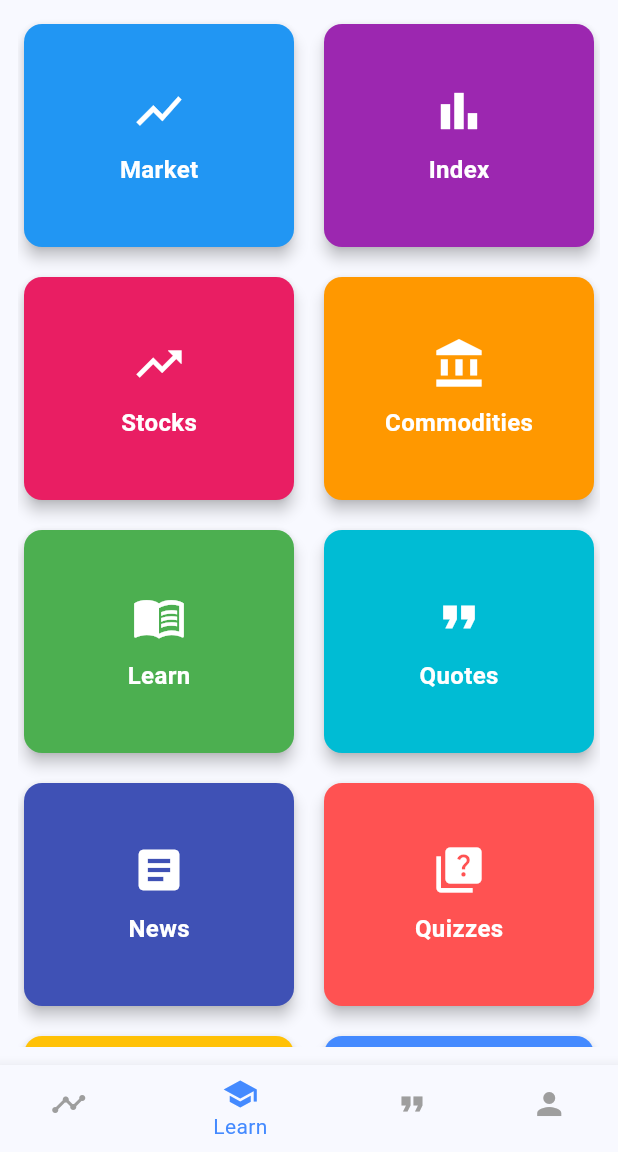
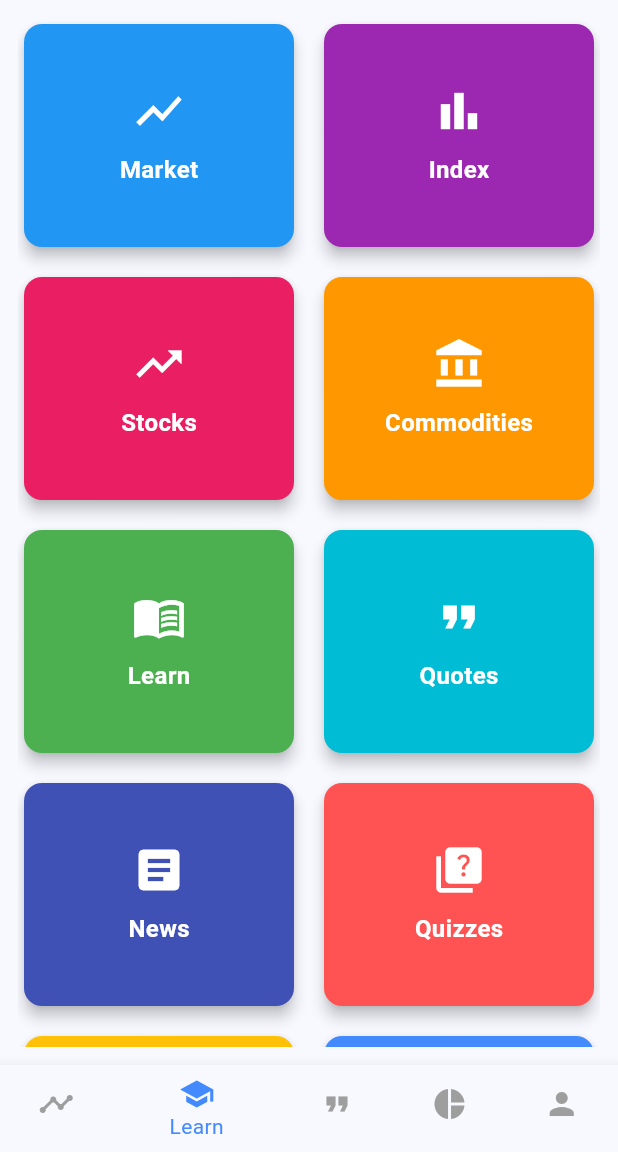
Before and after one commit to chini95641/chart-mentor-mobile-app, a Flutter app: the DashboardScreen screen opened directly, on a phone screen of 412 x 824 dp, the part 84-1236 px from its top. Run offline on Flutter 3.47's test engine with Material 3 defaults, Android fonts, the phone set to English and light mode, and no system bars; our stand-ins replace dash_chat_2, firebase_auth, firebase_core, fl_chart, flutter_dotenv, flutter_otp_text_field and 2 more; missing offline and left inert: another_telephony, chat_gpt_sdk; accounts and stored records are empty.

Commit message:
chnages done

```diff
--- a/lib/main.dart
+++ b/lib/main.dart
@@ -10,6 +10,7 @@ import 'package:chart_mentor/screens/long_term_inv.dart';
 import 'package:chart_mentor/screens/newsdetail.dart';
 import 'package:chart_mentor/screens/newsscreen.dart';
 import 'package:chart_mentor/screens/particpant.dart';
+import 'package:chart_mentor/screens/piechatscreen.dart';
 import 'package:chart_mentor/screens/profile.dart';
 import 'package:chart_mentor/screens/qoute.dart';
 import 'package:chart_mentor/screens/quizinput.dart';
@@ -52,7 +53,7 @@ class MyApp extends StatelessWidget {
           useMaterial3: true,
         ),
         home: //DashboardScreen()
-            //SplashScreen()
+             SplashScreen()
             //LearnTopicsScreen()
             //ChartMentorScreen()
             // ChatScreen()
@@ -71,7 +72,8 @@ class MyApp extends StatelessWidget {
             // LearnScreen()
             //NewsScreen()
             //Chartofday()
-            QuotesScreen() //
+            //PortfolioScreen(),
+            //QuotesScreen() //
         //ProfileScreen()
         //StocksInsightsScreen()
         //IndexInsightsScreen()
--- a/lib/screens/homescreen.dart
+++ b/lib/screens/homescreen.dart
@@ -137,6 +137,7 @@ import 'package:chart_mentor/screens/feedscreen.dart';
 import 'package:chart_mentor/screens/indexhistory.dart';
 import 'package:chart_mentor/screens/learnpage.dart';
 import 'package:chart_mentor/screens/newsscreen.dart';
+import 'package:chart_mentor/screens/piechatscreen.dart';
 import 'package:chart_mentor/screens/profile.dart';
 import 'package:chart_mentor/screens/qoute.dart';
 import 'package:chart_mentor/screens/quizscreen.dart';
@@ -298,7 +299,7 @@ class _DashboardScreenState extends State<DashboardScreen> {
     FeedScreen(),
     LearnScreen(),
     QuotesScreen(),
-    //PortfolioScreen(),
+    PortfolioScreen(),
     ProfileScreen(),
   ];
 
@@ -351,8 +352,8 @@ class _DashboardScreenState extends State<DashboardScreen> {
           BottomNavigationBarItem(icon: Icon(Icons.school), label: 'Learn'),
           BottomNavigationBarItem(
               icon: Icon(Icons.format_quote), label: 'Quotes'),
-          // BottomNavigationBarItem(
-          //     icon: Icon(Icons.pie_chart), label: 'Portfolio'),
+          BottomNavigationBarItem(
+              icon: Icon(Icons.pie_chart), label: 'Portfolio'),
           BottomNavigationBarItem(icon: Icon(Icons.person), label: 'Profile'),
         ],
       ),
```
Also changed, not shown: 1 other file.
